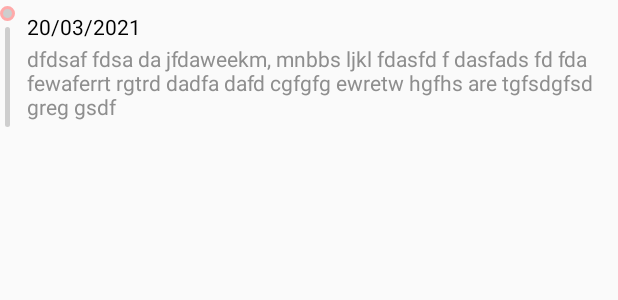
After one commit to martiserra46/lifeplan, an Android app: the layout rvi_status_day.xml on its own in the app's theme, with its tools: preview values and no code run, on a phone screen of 412 x 824 dp. The commit adds this screen. Shown: the top 300 px of the screen. Run offline under Robolectric (Android 15) with nearby library versions, the light colour scheme and no system bars.

Commit message:
Setup rvi_status_day.xml layout

```diff
--- /dev/null
+++ b/app/src/main/res/drawable/bg_rvi_status_day_circle.xml
@@ -0,0 +1,5 @@
+<?xml version="1.0" encoding="utf-8"?>
+<shape android:shape="oval" xmlns:android="http://schemas.android.com/apk/res/android">
+    <solid android:color="@color/colorStatusDayLine"/>
+    <stroke android:color="#FFAAAA" android:width="2dp"/>
+</shape>
--- /dev/null
+++ b/app/src/main/res/drawable/bg_rvi_status_day_line.xml
@@ -0,0 +1,5 @@
+<?xml version="1.0" encoding="utf-8"?>
+<shape android:shape="rectangle" xmlns:android="http://schemas.android.com/apk/res/android">
+    <solid android:color="@color/colorStatusDayLine"/>
+    <corners android:radius="10dp"/>
+</shape>
--- /dev/null
+++ b/app/src/main/res/layout/rvi_status_day.xml
@@ -0,0 +1,52 @@
+<?xml version="1.0" encoding="utf-8"?>
+<androidx.constraintlayout.widget.ConstraintLayout xmlns:android="http://schemas.android.com/apk/res/android"
+    xmlns:app="http://schemas.android.com/apk/res-auto"
+    xmlns:tools="http://schemas.android.com/tools"
+    android:layout_width="match_parent"
+    android:layout_height="wrap_content">
+
+    <View
+        android:id="@+id/rvi_status_day_left_circle_v"
+        android:layout_width="10dp"
+        android:layout_height="10dp"
+        android:layout_marginTop="4dp"
+        android:background="@drawable/bg_rvi_status_day_circle"
+        app:layout_constraintStart_toStartOf="parent"
+        app:layout_constraintTop_toTopOf="parent" />
+
+    <View
+        android:id="@+id/rvi_status_day_left_vertical_line_v"
+        android:layout_width="3dp"
+        android:layout_height="0dp"
+        android:layout_marginTop="4dp"
+        android:background="@drawable/bg_rvi_status_day_line"
+        app:layout_constraintBottom_toBottomOf="parent"
+        app:layout_constraintEnd_toEndOf="@+id/rvi_status_day_left_circle_v"
+        app:layout_constraintStart_toStartOf="@+id/rvi_status_day_left_circle_v"
+        app:layout_constraintTop_toBottomOf="@+id/rvi_status_day_left_circle_v" />
+
+    <TextView
+        android:id="@+id/rvi_status_day_date_tv"
+        android:layout_width="0dp"
+        android:layout_height="wrap_content"
+        android:layout_marginStart="8dp"
+        android:layout_marginTop="4dp"
+        app:layout_constraintEnd_toEndOf="parent"
+        app:layout_constraintStart_toEndOf="@+id/rvi_status_day_left_circle_v"
+        app:layout_constraintTop_toTopOf="@+id/rvi_status_day_left_circle_v"
+        tools:text="20/03/2021" />
+
+    <TextView
+        android:id="@+id/recycler_view_item_status_day_text_tv"
+        android:layout_width="0dp"
+        android:layout_height="wrap_content"
+        android:layout_marginTop="2dp"
+        android:layout_marginBottom="4dp"
+        android:textColor="@color/colorSecondaryText"
+        app:layout_constraintBottom_toBottomOf="parent"
+        app:layout_constraintEnd_toEndOf="parent"
+        app:layout_constraintStart_toStartOf="@+id/rvi_status_day_date_tv"
+        app:layout_constraintTop_toBottomOf="@+id/rvi_status_day_date_tv"
+        tools:text="dfdsaf fdsa da jfdaweekm, mnbbs ljkl fdasfd f dasfads fd fda fewaferrt rgtrd dadfa dafd cgfgfg ewretw hgfhs are tgfsdgfsd greg gsdf" />
+
+</androidx.constraintlayout.widget.ConstraintLayout>
--- a/app/src/main/res/values/colors.xml
+++ b/app/src/main/res/values/colors.xml
@@ -7,4 +7,6 @@
     <color name="colorText">#000000</color>
     <color name="colorSecondaryText">#8E8E8E</color>
     <color name="colorDividerLine">#E3E3E3</color>
+
+    <color name="colorStatusDayLine">#CECECE</color>
 </resources>
```
